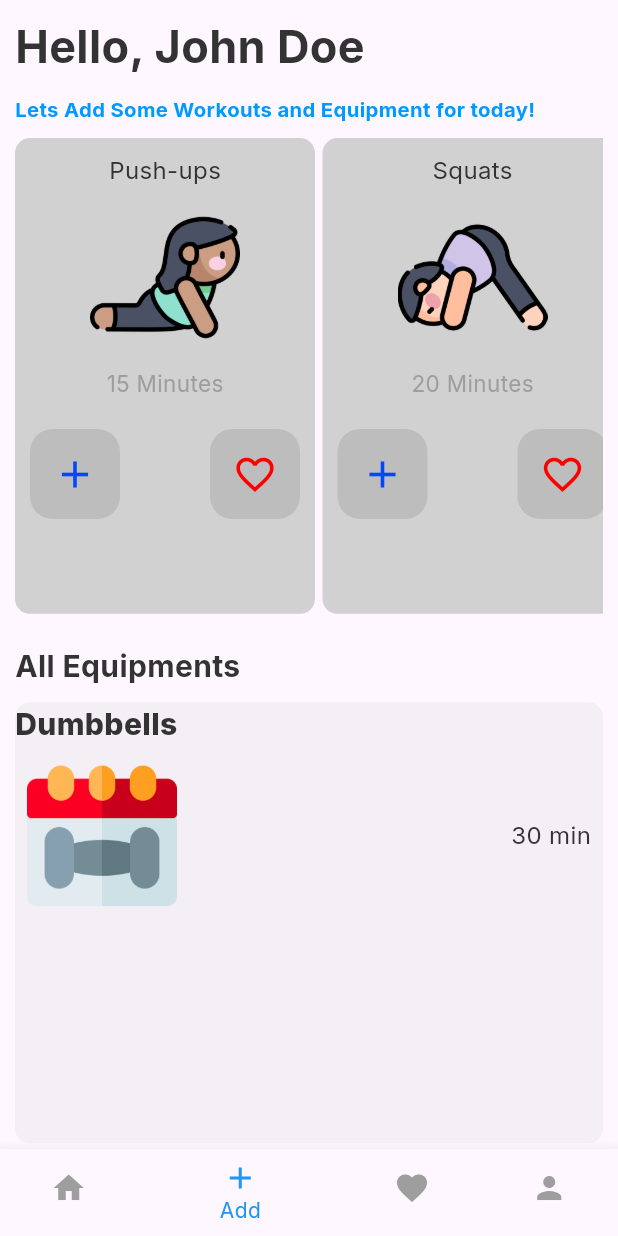
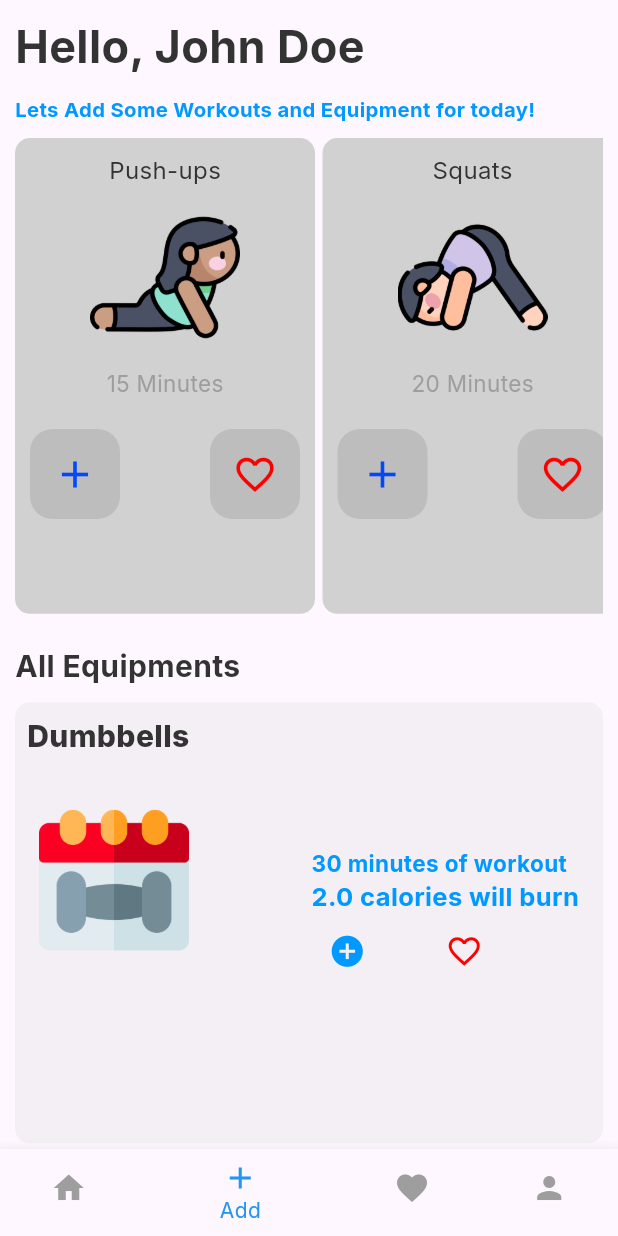
Before and after one commit to AnupaAlwis/workout-app, a Flutter app: the screen it shows after launch, item 2 of the bottom bar chosen, on a phone screen of 412 x 824 dp. Run offline on Flutter 3.47's test engine with Material 3 defaults, Android fonts, the phone set to English and light mode, and no system bars; our stand-ins replace google_fonts.

Commit message:
equipment card update

```diff
--- a/lib/widgets/add_equipment_card.dart
+++ b/lib/widgets/add_equipment_card.dart
@@ -1,18 +1,28 @@
+import 'package:flutter/foundation.dart';
 import 'package:flutter/material.dart';
 import 'package:workout_planner_full/constants/colors.dart';
+import 'package:workout_planner_full/data/user_data.dart';
 
 class AddEquipmentCard extends StatefulWidget {
   final String equipmentTitle;
   final String equipmentImageUrl;
   final int noOfMinutes;
   final double noOfCalories;
+  final void Function() toggleAddEquipment;
+  final void Function() toggleAddFavEquipment;
+  final bool isAdded;
+  final bool isfavorite;
 
   const AddEquipmentCard(
       {super.key,
       required this.equipmentTitle,
       required this.equipmentImageUrl,
       required this.noOfMinutes,
-      required this.noOfCalories});
+      required this.noOfCalories,
+      required this.toggleAddEquipment,
+      required this.toggleAddFavEquipment,
+      required this.isAdded,
+      required this.isfavorite});
 
   @override
   State<AddEquipmentCard> createState() => _AddEquipmentCardState();
@@ -27,6 +37,8 @@ class _AddEquipmentCardState extends State<AddEquipmentCard> {
         color: kSubtitleColor.withOpacity(0.1),
         borderRadius: BorderRadius.circular(10),
       ),
+      child: Padding(
+        padding: const EdgeInsets.all(8.0),
         child: Column(crossAxisAlignment: CrossAxisAlignment.start, children: [
           Text(
             widget.equipmentTitle,
@@ -48,17 +60,55 @@ class _AddEquipmentCardState extends State<AddEquipmentCard> {
                   width: 100,
                   fit: BoxFit.cover,
                 ),
+                Column(
+                  crossAxisAlignment: CrossAxisAlignment.start,
+                  children: [
+                    const SizedBox(
+                      height: 50,
+                    ),
                     Text(
-                "${widget.noOfMinutes} min",
+                      "${widget.noOfMinutes} minutes of workout",
                       style: const TextStyle(
-                    fontSize: 16,
-                    fontWeight: FontWeight.w400,
-                    color: kMainBlackColor),
+                          fontSize: 15,
+                          fontWeight: FontWeight.w700,
+                          color: kMainColor),
+                    ),
+                    Text(
+                      "${widget.noOfCalories} calories will burn",
+                      style: const TextStyle(
+                          fontSize: 17,
+                          fontWeight: FontWeight.w700,
+                          color: kMainColor),
+                    ),
+                    Row(
+                      mainAxisAlignment: MainAxisAlignment.spaceBetween,
+                      children: [
+                        IconButton(
+                            onPressed: () {
+                              widget.toggleAddEquipment();
+                              print(user.equipmentList.length);
+                            },
+                            icon: Icon(widget.isAdded? Icons.remove_circle : Icons.add_circle,
+                                color: kMainColor, size: 25)),
+                        const SizedBox(
+                          width: 30,
+                        ),
+                        IconButton(
+                            onPressed: () {
+                              widget.toggleAddFavEquipment();
+                              print(user.favEquipmentList.length);
+                            },
+                            icon: Icon(widget.isfavorite? Icons.favorite : Icons.favorite_border,
+                                color: kMainPinkColor, size: 25))
+                      ],
+                    )
+                  ],
                 )
               ],
             ),
-        )
+          ),
         ]),
+      ),
     );
   }
 }
```
Also changed, not shown: lib/models/user_model.dart (+21 -0 lines), lib/pages/add_new_page.dart (+25 -22 lines). Lines whose indentation alone changed are shown as unchanged.
